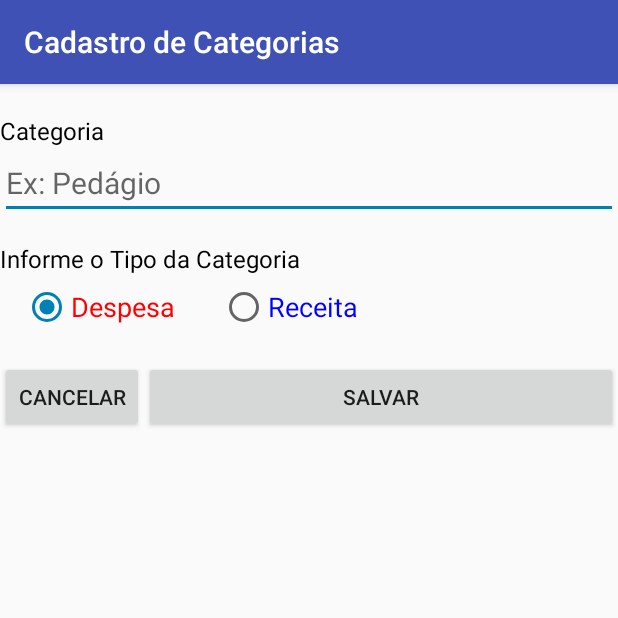
After one commit to Wiglan/myFrete, an Android app: the CategoriaCadastrarActivity screen opened directly, with no data from a screen before it, on a phone screen of 412 x 824 dp, the top half of it. The commit adds this screen. Run offline under Robolectric (Android 15) with nearby library versions, the phone set to English and light mode, and no system bars.

Commit message:
adicionado cadastro e listagem de categorias

```diff
--- a/app/src/main/AndroidManifest.xml
+++ b/app/src/main/AndroidManifest.xml
@@ -39,6 +39,11 @@
             android:name="com.wfrete.wfrete2.activity.CategoriaListarActivity"
             android:label="Lista de Categorias" >
         </activity>
+        <activity
+            android:name="com.wfrete.wfrete2.activity.CategoriaCadastrarActivity"
+            android:label="Cadastro de Categorias" >
+        </activity>
+
     </application>
 
 </manifest>
--- /dev/null
+++ b/app/src/main/java/com/wfrete/wfrete2/activity/CategoriaCadastrarActivity.java
@@ -0,0 +1,164 @@
+package com.wfrete.wfrete2.activity;
+
+import android.content.Context;
+import android.content.Intent;
+import android.os.Bundle;
+import android.support.annotation.Nullable;
+import android.support.design.widget.Snackbar;
+import android.support.v7.app.AppCompatActivity;
+import android.view.View;
+import android.view.inputmethod.InputMethodManager;
+import android.widget.Button;
+import android.widget.EditText;
+import android.widget.RadioButton;
+import android.widget.Toast;
+
+import com.wfrete.wfrete2.R;
+import com.wfrete.wfrete2.dao.CategoriaDAO;
+import com.wfrete.wfrete2.model.Categoria;
+
+/**
+ * Created by Desenvolvimento 11 on 06/11/2017.
+ */
+
+public class CategoriaCadastrarActivity extends AppCompatActivity {
+
+    private static final int ID_COM_NOVO_REG_INSERIDO = 2;
+    private static final int ID_COM_REG_ALTERADO = 5;
+    private static final int ID_COM_CANCELADO = 9;
+
+    EditText edtNome;
+    private RadioButton rbReceita;
+    private RadioButton rbDespesa;
+
+    Button btCancelar;
+    Button btSalvar;
+
+    private Categoria categoriaEditada = null;
+
+    @Override
+    protected void onCreate(@Nullable Bundle savedInstanceState) {
+        super.onCreate(savedInstanceState);
+        setContentView(R.layout.activity_categoria);
+
+        edtNome = (EditText)findViewById(R.id.edtNomeCategoria);
+
+        rbReceita = (RadioButton) findViewById(R.id.rbReceitaCategoria);
+        rbDespesa = (RadioButton) findViewById(R.id.rbDespesaCategoria);
+
+        btSalvar = (Button) findViewById(R.id.btSalvarCategoria);
+        btCancelar = (Button) findViewById(R.id.btCancelarCategoria);
+
+
+        //se na criacao, tem o categoria, entao eh uma edicao de registro.
+        Intent intent = getIntent();
+        if(intent.hasExtra("categoria")){
+
+            categoriaEditada = (Categoria) intent.getSerializableExtra("categoria");
+            edtNome.setText(categoriaEditada.getNome());
+
+            if (categoriaEditada.getTipo().equalsIgnoreCase("Receita")) {
+                rbDespesa.setChecked(false);
+                rbReceita.setChecked(true);
+            }
+            else {
+                rbDespesa.setChecked(true);
+                rbReceita.setChecked(false);
+            }
+
+        }
+        else {
+            edtNome.setText("");
+            rbDespesa.setChecked(true);
+            rbReceita.setChecked(false);
+        }
+
+    }
+
+    public void btCancelarOnClick(View view){
+        Intent intent = getIntent();
+        setResult(ID_COM_CANCELADO,intent);
+        finish();
+    }
+
+    public void btSalvarOnClick(View view){
+
+        //escontder o teclado.
+        ((InputMethodManager) getSystemService(Context.INPUT_METHOD_SERVICE)).hideSoftInputFromWindow(edtNome.getWindowToken(), 0);
+
+        CategoriaDAO dao = new CategoriaDAO(getBaseContext());
+
+        if (!(validarCamposCadastro())){
+            return;
+        }
+
+        String tipo = "";
+        if (rbReceita.isChecked()){
+            tipo = "Receita";
+        }
+        else {
+            tipo = "Despesa";
+        }
+
+        boolean inserido;
+
+        if(categoriaEditada != null) {
+
+            inserido = dao.salvar(categoriaEditada.getId(),
+                                  edtNome.getText().toString(),
+                                  tipo);
+
+        }
+        else {
+
+            inserido = dao.salvar(edtNome.getText().toString(),
+                                  tipo);
+        }
+
+        if (inserido) {
+
+            if(categoriaEditada != null) {
+                Categoria categoria = dao.categoriaById(categoriaEditada.getId());
+                Intent intent = getIntent();
+                intent.putExtra("categoria", categoria);
+                setResult(ID_COM_REG_ALTERADO,intent);
+            }else {
+                Categoria categoria = dao.retornarUltimo();
+                Intent intent = getIntent();
+                intent.putExtra("categoria", categoria);
+                setResult(ID_COM_NOVO_REG_INSERIDO,intent);
+            }
+
+            finish();
+
+        }
+        else {
+            Snackbar.make(view, "Erro ao salvar Categoria", Snackbar.LENGTH_LONG)
+                    .setAction("Action", null).show();
+        }
+
+        categoriaEditada = null;
+
+    }
+
+    public boolean validarCamposCadastro(){
+
+        if ((edtNome.getText().toString()).equals("")){
+            Toast.makeText(this, "Informe o nome da categoria.", Toast.LENGTH_SHORT).show();
+            edtNome.requestFocus();
+            return false;
+        }
+
+        if (rbReceita.isChecked()){
+            return true;
+        }
+        else if (rbDespesa.isChecked()) {
+            return true;
+        }else {
+            return false;
+        }
+
+    }
+
+
+}
--- /dev/null
+++ b/app/src/main/res/layout/activity_categoria.xml
@@ -0,0 +1,95 @@
+<?xml version="1.0" encoding="utf-8"?>
+<LinearLayout
+    xmlns:android="http://schemas.android.com/apk/res/android"
+    xmlns:tools="http://schemas.android.com/tools"
+    tools:context="com.wfrete.wfrete2.activity.CategoriaCadastrarActivity"
+    android:layout_width="match_parent"
+    android:layout_height="match_parent"
+    android:orientation="vertical"
+    >
+
+    <TextView
+        android:paddingTop="20dp"
+        android:layout_width="match_parent"
+        android:layout_height="wrap_content"
+        android:text="Categoria"
+        android:textColor="#000000"
+        android:textSize="16dp"
+        />
+
+    <EditText
+        android:layout_width="match_parent"
+        android:layout_height="wrap_content"
+        android:id="@+id/edtNomeCategoria"
+        android:hint="Ex: Pedágio"
+        android:textColor="#000000"
+        android:inputType="textCapSentences|textAutoCorrect|textAutoComplete"
+        android:textSize="20dp"
+
+        />
+
+    <TextView
+        android:paddingTop="15dp"
+        android:layout_width="match_parent"
+        android:layout_height="wrap_content"
+        android:text="Informe o Tipo da Categoria"
+        android:textColor="#000000"
+        android:textSize="16dp"
+        />
+
+    <RadioGroup
+        android:layout_width="match_parent"
+        android:layout_height="wrap_content"
+        android:orientation="horizontal"
+        android:paddingTop="5dp">
+
+        <RadioButton
+            android:layout_width="wrap_content"
+            android:layout_height="wrap_content"
+            android:layout_marginLeft="15dp"
+            android:layout_marginRight="30dp"
+            android:id="@+id/rbDespesaCategoria"
+            android:text="Despesa"
+            android:checked="true"
+            android:textColor="#FF0000"
+            android:textSize="18dp"
+            />
+
+        <RadioButton
+            android:layout_width="wrap_content"
+            android:layout_height="wrap_content"
+            android:id="@+id/rbReceitaCategoria"
+            android:text="Receita"
+            android:textColor="#0000FF"
+            android:textSize="18dp"
+            />
+
+    </RadioGroup>
+
+
+    <LinearLayout
+        android:paddingTop="20dp"
+        android:layout_width="match_parent"
+        android:layout_height="wrap_content"
+        android:orientation="horizontal">
+
+
+        <Button
+            android:text="Cancelar"
+            android:id="@+id/btCancelarCategoria"
+            android:layout_width="wrap_content"
+            android:layout_height="wrap_content"
+            android:onClick="btCancelarOnClick"
+            />
+
+        <Button
+            android:text="Salvar"
+            android:id="@+id/btSalvarCategoria"
+            android:layout_width="match_parent"
+            android:layout_height="wrap_content"
+            android:onClick="btSalvarOnClick"
+            />
+
+    </LinearLayout>
+
+</LinearLayout>
```
Also changed, not shown: app/src/main/java/com/wfrete/wfrete2/activity/CategoriaListarActivity.java (+65 -16 lines), app/src/main/java/com/wfrete/wfrete2/activity/LctoCadastrarActivity.java (+42 -43 lines), app/src/main/java/com/wfrete/wfrete2/dao/CategoriaDAO.java (added, +95 -0 lines), app/src/main/res/layout/item_categoria.xml (+14 -8 lines), app/src/main/res/layout/lista_categoria.xml (+50 -6 lines), app/src/main/ic_bolinha-web.png (added), app/src/main/res/mipmap-hdpi/ic_bolinha.png (added), app/src/main/res/mipmap-mdpi/ic_bolinha.png (added), app/src/main/res/mipmap-xhdpi/ic_bolinha.png (added), app/src/main/res/mipmap-xxhdpi/ic_bolinha.png (added), app/src/main/res/mipmap-xxxhdpi/ic_bolinha.png (added).
